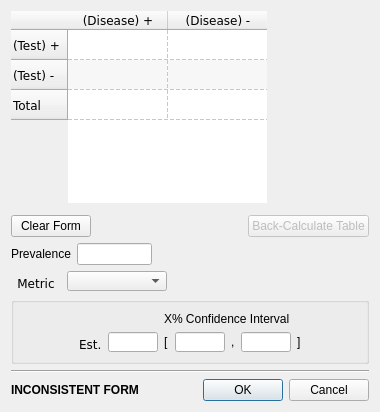
Before: the Qt Designer form src/rc_metastudio/forms/diagnostic_data_form.ui in AliSalman-et-al/openmeta-analyst-community, drawn with Qt 5.
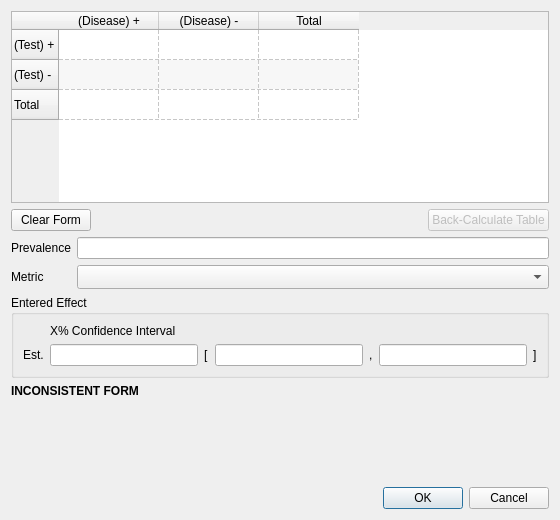
After: the same form once the commit is applied. Icons and pictures are not drawn.

Commit message:
Rebuild Diagnostic Data dialogs
Migrate diagnostic entry and metric selection to bounded transactional layouts with internal table overflow, semantic fields, complete validation guidance, stable mode switching, and calculation-preserving constrained coverage.

Closes #302

Diff of the .ui file:
```diff
--- a/src/rc_metastudio/forms/diagnostic_data_form.ui
+++ b/src/rc_metastudio/forms/diagnostic_data_form.ui
@@ -2,452 +2,76 @@
 <ui version="4.0">
  <class>DiagnosticDataForm</class>
  <widget class="QDialog" name="DiagnosticDataForm">
-  <property name="geometry">
-   <rect>
-    <x>0</x>
-    <y>0</y>
-    <width>380</width>
-    <height>412</height>
-   </rect>
-  </property>
-  <property name="windowTitle">
-   <string>Diagnostic Data</string>
-  </property>
-  <property name="windowIcon">
-   <iconset>
-    <normaloff>:/misc/meta.png</normaloff>:/misc/meta.png</iconset>
-  </property>
-  <layout class="QVBoxLayout" name="verticalLayout">
+  <property name="geometry"><rect><x>0</x><y>0</y><width>560</width><height>520</height></rect></property>
+  <property name="windowTitle"><string>Diagnostic Data</string></property>
+  <property name="windowIcon"><iconset><normaloff>:/misc/meta.png</normaloff>:/misc/meta.png</iconset></property>
+  <layout class="QVBoxLayout" name="dialog_layout">
    <item>
-    <widget class="QTableWidget" name="two_by_two_table">
-     <property name="sizePolicy">
-      <sizepolicy hsizetype="Fixed" vsizetype="Fixed">
-       <horstretch>0</horstretch>
-       <verstretch>0</verstretch>
-      </sizepolicy>
-     </property>
-     <property name="minimumSize">
-      <size>
-       <width>0</width>
-       <height>0</height>
-      </size>
-     </property>
-     <property name="maximumSize">
-      <size>
-       <width>16777215</width>
-       <height>16777215</height>
-      </size>
-     </property>
-     <property name="font">
-      <font>
-       <family>Verdana</family>
-      </font>
-     </property>
-     <property name="frameShape">
-      <enum>QFrame::NoFrame</enum>
-     </property>
-     <property name="frameShadow">
-      <enum>QFrame::Plain</enum>
-     </property>
-     <property name="verticalScrollBarPolicy">
-      <enum>Qt::ScrollBarAlwaysOff</enum>
-     </property>
-     <property name="horizontalScrollBarPolicy">
-      <enum>Qt::ScrollBarAlwaysOff</enum>
-     </property>
-     <property name="alternatingRowColors">
-      <bool>true</bool>
-     </property>
-     <property name="gridStyle">
-      <enum>Qt::DashLine</enum>
-     </property>
-     <property name="rowCount">
-      <number>3</number>
-     </property>
-     <property name="columnCount">
-      <number>3</number>
-     </property>
-     <row>
-      <property name="text">
-       <string>(Test) +</string>
-      </property>
-     </row>
-     <row>
-      <property name="text">
-       <string>(Test) -</string>
-      </property>
-     </row>
-     <row>
-      <property name="text">
-       <string>Total</string>
-      </property>
-     </row>
-     <column>
-      <property name="text">
-       <string>(Disease) +</string>
-      </property>
-     </column>
-     <column>
-      <property name="text">
-       <string>(Disease) -</string>
-      </property>
-     </column>
-     <column>
-      <property name="text">
-       <string>Total</string>
-      </property>
-     </column>
+    <widget class="QScrollArea" name="content_scroll">
+     <property name="frameShape"><enum>QFrame::NoFrame</enum></property>
+     <property name="widgetResizable"><bool>true</bool></property>
+     <widget class="QWidget" name="content_widget">
+      <property name="geometry"><rect><x>0</x><y>0</y><width>540</width><height>460</height></rect></property>
+      <layout class="QVBoxLayout" name="content_layout">
+       <property name="leftMargin"><number>0</number></property>
+       <property name="topMargin"><number>0</number></property>
+       <property name="rightMargin"><number>0</number></property>
+       <property name="bottomMargin"><number>0</number></property>
+       <item>
+        <widget class="QTableWidget" name="two_by_two_table">
+         <property name="sizePolicy"><sizepolicy hsizetype="Expanding" vsizetype="Fixed"><horstretch>1</horstretch><verstretch>0</verstretch></sizepolicy></property>
+         <property name="horizontalScrollBarPolicy"><enum>Qt::ScrollBarAsNeeded</enum></property>
+         <property name="verticalScrollBarPolicy"><enum>Qt::ScrollBarAsNeeded</enum></property>
+         <property name="alternatingRowColors"><bool>true</bool></property>
+         <property name="gridStyle"><enum>Qt::DashLine</enum></property>
+         <property name="rowCount"><number>3</number></property>
+         <property name="columnCount"><number>3</number></property>
+         <row><property name="text"><string>(Test) +</string></property></row>
+         <row><property name="text"><string>(Test) -</string></property></row>
+         <row><property name="text"><string>Total</string></property></row>
+         <column><property name="text"><string>(Disease) +</string></property></column>
+         <column><property name="text"><string>(Disease) -</string></property></column>
+         <column><property name="text"><string>Total</string></property></column>
+        </widget>
+       </item>
+       <item>
+        <layout class="QHBoxLayout" name="table_actions_layout">
+         <item><widget class="QPushButton" name="clear_Btn"><property name="text"><string>Clear Form</string></property></widget></item>
+         <item><spacer name="table_actions_spacer"><property name="orientation"><enum>Qt::Horizontal</enum></property><property name="sizeHint" stdset="0"><size><width>40</width><height>20</height></size></property></spacer></item>
+         <item><widget class="QPushButton" name="back_calc_Btn"><property name="enabled"><bool>false</bool></property><property name="text"><string>Back-Calculate Table</string></property></widget></item>
+        </layout>
+       </item>
+       <item>
+        <layout class="QFormLayout" name="diagnostic_fields_layout">
+         <property name="fieldGrowthPolicy"><enum>QFormLayout::ExpandingFieldsGrow</enum></property>
+         <item row="0" column="0"><widget class="QLabel" name="prevalence_lbl"><property name="text"><string>Prevalence</string></property><property name="buddy"><cstring>prevalence_txt_box</cstring></property></widget></item>
+         <item row="0" column="1"><widget class="QLineEdit" name="prevalence_txt_box"/></item>
+         <item row="1" column="0"><widget class="QLabel" name="label_13"><property name="text"><string>Metric</string></property><property name="buddy"><cstring>effect_cbo_box</cstring></property></widget></item>
+         <item row="1" column="1"><widget class="QComboBox" name="effect_cbo_box"><property name="sizePolicy"><sizepolicy hsizetype="Expanding" vsizetype="Fixed"><horstretch>1</horstretch><verstretch>0</verstretch></sizepolicy></property><property name="sizeAdjustPolicy"><enum>QComboBox::AdjustToMinimumContentsLengthWithIcon</enum></property></widget></item>
+        </layout>
+       </item>
+       <item>
+        <widget class="QGroupBox" name="effect_group">
+         <property name="title"><string>Entered Effect</string></property>
+         <layout class="QGridLayout" name="effect_layout">
+          <item row="0" column="1" colspan="5"><widget class="QLabel" name="ci_label"><property name="toolTip"><string>Confidence level used for the entered interval</string></property><property name="text"><string>X% Confidence Interval</string></property><property name="wordWrap"><bool>true</bool></property></widget></item>
+          <item row="1" column="0"><widget class="QLabel" name="label_14"><property name="text"><string>Est.</string></property><property name="buddy"><cstring>effect_txt_box</cstring></property></widget></item>
+          <item row="1" column="1"><widget class="QLineEdit" name="effect_txt_box"/></item>
+          <item row="1" column="2"><widget class="QLabel" name="label"><property name="text"><string>[</string></property></widget></item>
+          <item row="1" column="3"><widget class="QLineEdit" name="low_txt_box"/></item>
+          <item row="1" column="4"><widget class="QLabel" name="label_4"><property name="text"><string>,</string></property></widget></item>
+          <item row="1" column="5"><widget class="QLineEdit" name="high_txt_box"/></item>
+          <item row="1" column="6"><widget class="QLabel" name="label_3"><property name="text"><string>]</string></property></widget></item>
+         </layout>
+        </widget>
+       </item>
+       <item><widget class="QLabel" name="inconsistencyLabel"><property name="font"><font><weight>75</weight><bold>true</bold></font></property><property name="text"><string>INCONSISTENT FORM</string></property><property name="wordWrap"><bool>true</bool></property></widget></item>
+       <item><spacer name="content_spacer"><property name="orientation"><enum>Qt::Vertical</enum></property><property name="sizeHint" stdset="0"><size><width>20</width><height>0</height></size></property></spacer></item>
+      </layout>
+     </widget>
     </widget>
    </item>
-   <item>
-    <spacer name="verticalSpacer_2">
-     <property name="orientation">
-      <enum>Qt::Vertical</enum>
-     </property>
-     <property name="sizeHint" stdset="0">
-      <size>
-       <width>20</width>
-       <height>40</height>
-      </size>
-     </property>
-    </spacer>
-   </item>
-   <item>
-    <layout class="QHBoxLayout" name="horizontalLayout_6">
-     <item>
-      <widget class="QPushButton" name="clear_Btn">
-       <property name="text">
-        <string>Clear Form</string>
-       </property>
-      </widget>
-     </item>
-     <item>
-      <spacer name="horizontalSpacer_5">
-       <property name="orientation">
-        <enum>Qt::Horizontal</enum>
-       </property>
-       <property name="sizeHint" stdset="0">
-        <size>
-         <width>40</width>
-         <height>20</height>
-        </size>
-       </property>
-      </spacer>
-     </item>
-     <item>
-      <widget class="QPushButton" name="back_calc_Btn">
-       <property name="enabled">
-        <bool>false</bool>
-       </property>
-       <property name="text">
-        <string>Back-Calculate Table</string>
-       </property>
-      </widget>
-     </item>
-    </layout>
-   </item>
-   <item>
-    <layout class="QHBoxLayout" name="horizontalLayout_3">
-     <item>
-      <widget class="QLabel" name="prevalence_lbl">
-       <property name="text">
-        <string>Prevalence</string>
-       </property>
-       <property name="buddy">
-        <cstring>prevalence_txt_box</cstring>
-       </property>
-      </widget>
-     </item>
-     <item>
-      <widget class="QLineEdit" name="prevalence_txt_box">
-       <property name="minimumSize">
-        <size>
-         <width>75</width>
-         <height>0</height>
-        </size>
-       </property>
-       <property name="maximumSize">
-        <size>
-         <width>75</width>
-         <height>16777215</height>
-        </size>
-       </property>
-      </widget>
-     </item>
-     <item>
-      <spacer name="horizontalSpacer_3">
-       <property name="orientation">
-        <enum>Qt::Horizontal</enum>
-       </property>
-       <property name="sizeHint" stdset="0">
-        <size>
-         <width>40</width>
-         <height>20</height>
-        </size>
-       </property>
-      </spacer>
-     </item>
-    </layout>
-   </item>
-   <item>
-    <layout class="QHBoxLayout" name="horizontalLayout_2">
-     <item>
-      <widget class="QLabel" name="label_13">
-       <property name="minimumSize">
-        <size>
-         <width>50</width>
-         <height>0</height>
-        </size>
-       </property>
-       <property name="maximumSize">
-        <size>
-         <width>50</width>
-         <height>20</height>
-        </size>
-       </property>
-       <property name="font">
-        <font>
-         <family>Verdana</family>
-        </font>
-       </property>
-       <property name="text">
-        <string>Metric</string>
-       </property>
-       <property name="alignment">
-        <set>Qt::AlignBottom|Qt::AlignHCenter</set>
-       </property>
-      </widget>
-     </item>
-     <item>
-      <widget class="QComboBox" name="effect_cbo_box">
-       <property name="minimumSize">
-        <size>
-         <width>100</width>
-         <height>20</height>
-        </size>
-       </property>
-       <property name="maximumSize">
-        <size>
-         <width>76</width>
-         <height>20</height>
-        </size>
-       </property>
-      </widget>
-     </item>
-     <item>
-      <spacer name="horizontalSpacer_2">
-       <property name="orientation">
-        <enum>Qt::Horizontal</enum>
-       </property>
-       <property name="sizeHint" stdset="0">
-        <size>
-         <width>40</width>
-         <height>20</height>
-        </size>
-       </property>
-      </spacer>
-     </item>
-    </layout>
-   </item>
-   <item>
-    <widget class="QGroupBox" name="groupBox">
-     <property name="title">
-      <string/>
-     </property>
-     <layout class="QGridLayout" name="gridLayout">
-      <item row="0" column="0" rowspan="2">
-       <spacer name="horizontalSpacer_7">
-        <property name="orientation">
-         <enum>Qt::Horizontal</enum>
-        </property>
-        <property name="sizeHint" stdset="0">
-         <size>
-          <width>26</width>
-          <height>20</height>
-         </size>
-        </property>
-       </spacer>
-      </item>
-      <item row="0" column="2">
-       <widget class="QLabel" name="ci_label">
-        <property name="toolTip">
-         <string>Use the box to the left to set the % confidence interval</string>
-        </property>
-        <property name="text">
-         <string>X% Confidence Interval</string>
-        </property>
-       </widget>
-      </item>
-      <item row="0" column="3" rowspan="2">
-       <spacer name="horizontalSpacer_6">
-        <property name="orientation">
-         <enum>Qt::Horizontal</enum>
-        </property>
-        <property name="sizeHint" stdset="0">
-         <size>
-          <width>26</width>
-          <height>20</height>
-         </size>
-        </property>
-       </spacer>
-      </item>
-      <item row="1" column="1">
-       <layout class="QHBoxLayout" name="horizontalLayout_7">
-        <item>
-         <widget class="QLabel" name="label_14">
-          <property name="minimumSize">
-           <size>
-            <width>0</width>
-            <height>20</height>
-           </size>
-          </property>
-          <property name="maximumSize">
-           <size>
-            <width>16777215</width>
-            <height>20</height>
-           </size>
-          </property>
-          <property name="font">
-           <font>
-            <family>Verdana</family>
-           </font>
-          </property>
-          <property name="text">
-           <string>Est.</string>
-          </property>
-          <property name="alignment">
-           <set>Qt::AlignBottom|Qt::AlignLeading|Qt::AlignLeft</set>
-          </property>
-         </widget>
-        </item>
-        <item>
-         <widget class="QLineEdit" name="effect_txt_box">
-          <property name="minimumSize">
-           <size>
-            <width>50</width>
-            <height>20</height>
-           </size>
-          </property>
-          <property name="maximumSize">
-           <size>
-            <width>50</width>
-            <height>20</height>
-           </size>
-          </property>
-         </widget>
-        </item>
-       </layout>
-      </item>
-      <item row="1" column="2">
-       <layout class="QHBoxLayout" name="horizontalLayout_5">
-        <item>
-         <widget class="QLabel" name="label">
-          <property name="text">
-           <string>[</string>
-          </property>
-         </widget>
-        </item>
-        <item>
-         <widget class="QLineEdit" name="low_txt_box">
-          <property name="minimumSize">
-           <size>
-            <width>50</width>
-            <height>20</height>
-           </size>
-          </property>
-          <property name="maximumSize">
-           <size>
-            <width>50</width>
-            <height>20</height>
-           </size>
-          </property>
-         </widget>
-        </item>
-        <item>
-         <widget class="QLabel" name="label_4">
-          <property name="text">
-           <string>,</string>
-          </property>
-         </widget>
-        </item>
-        <item>
-         <widget class="QLineEdit" name="high_txt_box">
-          <property name="minimumSize">
-           <size>
-            <width>50</width>
-            <height>20</height>
-           </size>
-          </property>
-          <property name="maximumSize">
-           <size>
-            <width>50</width>
-            <height>20</height>
-           </size>
-          </property>
-         </widget>
-        </item>
-        <item>
-         <widget class="QLabel" name="label_3">
-          <property name="text">
-           <string>]</string>
-          </property>
-         </widget>
-        </item>
-       </layout>
-      </item>
-     </layout>
-     <zorder>ci_label</zorder>
-     <zorder>horizontalSpacer_7</zorder>
-     <zorder>horizontalSpacer_6</zorder>
-    </widget>
-   </item>
-   <item>
-    <widget class="Line" name="line">
-     <property name="orientation">
-      <enum>Qt::Horizontal</enum>
-     </property>
-    </widget>
-   </item>
-   <item>
-    <layout class="QHBoxLayout" name="horizontalLayout_4">
-     <item>
-      <widget class="QLabel" name="inconsistencyLabel">
-       <property name="font">
-        <font>
-         <weight>75</weight>
-         <bold>true</bold>
-        </font>
-       </property>
-       <property name="text">
-        <string>INCONSISTENT FORM</string>
-       </property>
-      </widget>
-     </item>
-     <item>
-      <spacer name="horizontalSpacer_4">
-       <property name="orientation">
-        <enum>Qt::Horizontal</enum>
-       </property>
-       <property name="sizeHint" stdset="0">
-        <size>
-         <width>40</width>
-         <height>20</height>
-        </size>
-       </property>
-      </spacer>
-     </item>
-     <item>
-      <widget class="QDialogButtonBox" name="buttonBox">
-       <property name="orientation">
-        <enum>Qt::Horizontal</enum>
-       </property>
-       <property name="standardButtons">
-        <set>QDialogButtonBox::Cancel|QDialogButtonBox::Ok</set>
-       </property>
-      </widget>
-     </item>
-    </layout>
-   </item>
+   <item><widget class="QDialogButtonBox" name="buttonBox"><property name="orientation"><enum>Qt::Horizontal</enum></property><property name="standardButtons"><set>QDialogButtonBox::Cancel|QDialogButtonBox::Ok</set></property></widget></item>
   </layout>
  </widget>
  <tabstops>
```
Left out of the diff: 45 changed lines with no effect on the pictures. The commit also changes 10 other files.
